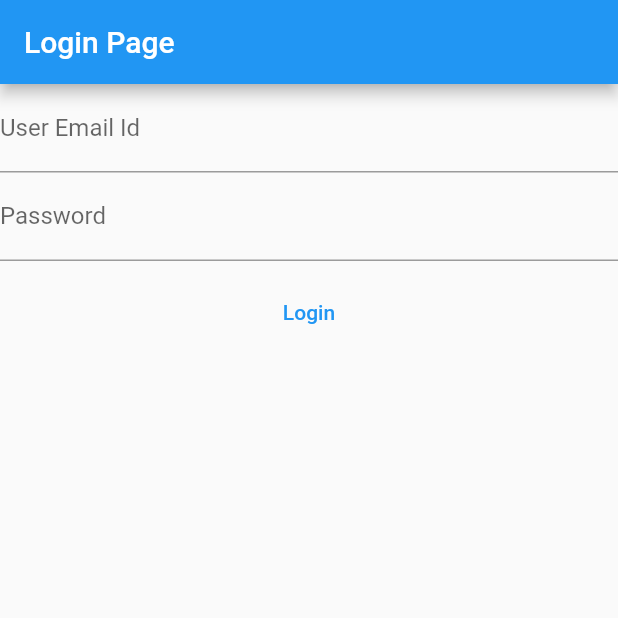
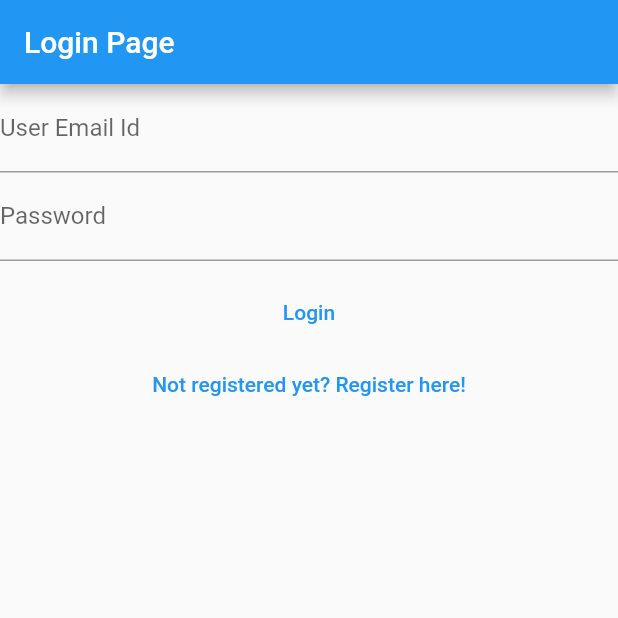
Before and after one commit to Ajayparmar014/mynotes, a Flutter app: the screen it shows after launch, after a tap on "Login", on a phone screen of 412 x 824 dp, the top half of it. Run offline on Flutter 3.47's test engine with Material 2 defaults, Android fonts, the phone set to English and light mode, and no system bars; our stand-ins replace firebase_auth, firebase_core; accounts and stored records are empty; network calls fail.

Commit message:
second commit

```diff
--- a/lib/main.dart
+++ b/lib/main.dart
@@ -1,18 +1,27 @@
 // ignore_for_file: avoid_print
 
+// import 'package:firebase_auth/firebase_auth.dart';
+// import 'package:firebase_core/firebase_core.dart';
+// import 'package:flutter/material.dart';
+
+import 'package:mynotes/firebase_options.dart';
 import 'package:firebase_auth/firebase_auth.dart';
 import 'package:firebase_core/firebase_core.dart';
 import 'package:flutter/material.dart';
-import 'package:mynotes/firebase_options.dart';
+import 'package:mynotes/register.dart';
+import 'firebase_options.dart';
 
-void main() {
-  WidgetsFlutterBinding.ensureInitialized();
+void main() async{
+   WidgetsFlutterBinding.ensureInitialized();
+    await Firebase.initializeApp(options: DefaultFirebaseOptions.currentPlatform);
   runApp(
     MaterialApp(
       title: 'My notes',
       debugShowCheckedModeBanner: false,
       theme: ThemeData(primaryColor: Colors.blue),
       home: const LoginPage(),
+      routes: {'/register/':(context)=>const RegisterPage(),},
+
     ),
   );
 }
@@ -105,7 +114,10 @@ class _LoginPageState extends State<LoginPage> {
                       // }
                     }
                   },
-                  child: const Text("Login"))
+                  child: const Text("Login")),
+                  TextButton(onPressed: (){
+                    Navigator.of(context).pushNamedAndRemoveUntil('/register/', (route) => false,);
+                  }, child: const Text("Not registered yet? Register here!"))
             ],
           );
         default:
--- a/pubspec.yaml
+++ b/pubspec.yaml
@@ -36,7 +36,7 @@ dependencies:
   cupertino_icons: ^1.0.2
   firebase_auth: ^3.3.18
   firebase_core: ^1.17.0
-   cloud_firestore:
+  cloud_firestore: ^3.1.15
 
 dev_dependencies:
   flutter_test:
@@ -61,8 +61,8 @@ flutter:
   uses-material-design: true
 
   # To add assets to your application, add an assets section, like this:
-  # assets:
-  #   - images/a_dot_burr.jpeg
+  assets:
+    - android/app/src/
   #   - images/a_dot_ham.jpeg
 
   # An image asset can refer to one or more resolution-specific "variants", see
```
Also changed, not shown: lib/verify_email_view.dart (added, +27 -0 lines), lib/firebase_options.dart, 3 other files.
